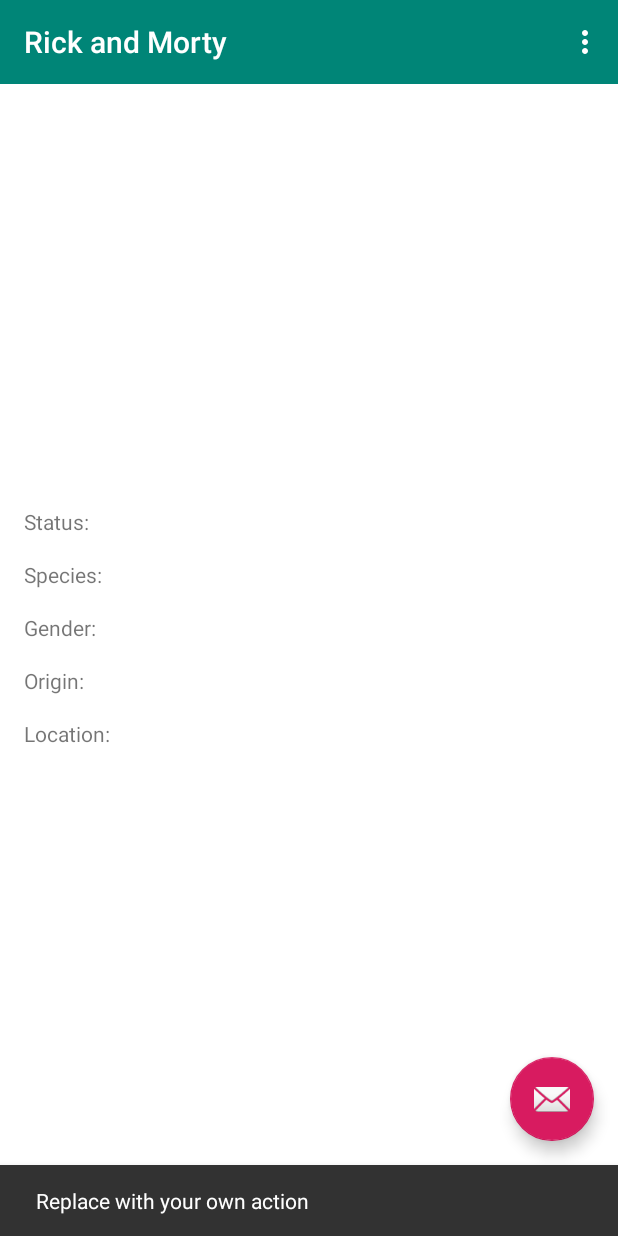
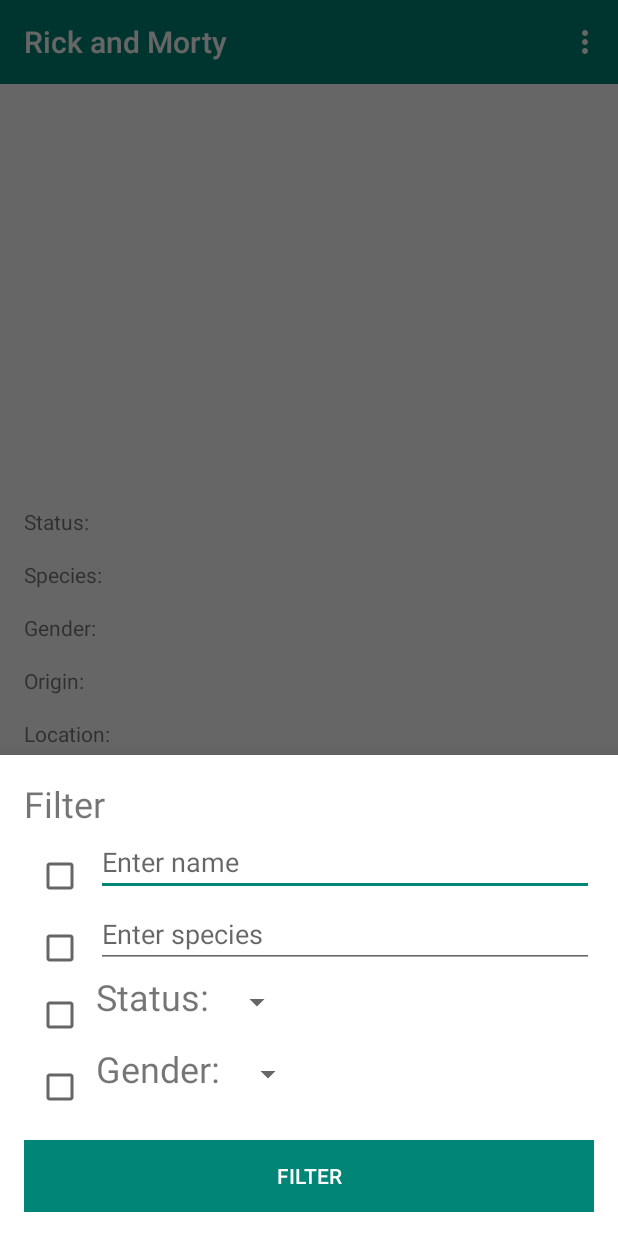
Before and after one commit to MalinovIgor/AndroidPetProjects, an Android app: the fragment CharacterInfoFragment placed in its activity, after a tap on an icon or button, on a phone screen of 412 x 824 dp. Run offline under Robolectric (Android 15) with nearby library versions, the phone set to English and light mode, and no system bars; our stand-ins replace paging; libraries missing offline, so code that uses them is left out: androidx.paging; pictures from the network do not load; 10 statements that could not run were skipped.

Commit message:
add bottomsheet for searching and filtering

```diff
--- /dev/null
+++ b/RickandMorty/app/src/main/java/com/example/rickandmorty/UI/Characters/CharactersFilterBottomSheet.java
@@ -0,0 +1,29 @@
+package com.example.rickandmorty.UI.Characters;
+
+import android.os.Bundle;
+import android.view.LayoutInflater;
+import android.view.View;
+import android.view.ViewGroup;
+
+import androidx.annotation.NonNull;
+import androidx.annotation.Nullable;
+
+import com.example.rickandmorty.R;
+import com.google.android.material.bottomsheet.BottomSheetDialogFragment;
+
+public class CharactersFilterBottomSheet extends BottomSheetDialogFragment {
+    public CharactersFilterBottomSheet() {
+
+    }
+
+    @Override
+    public void onCreate(@Nullable Bundle savedInstanceState) {
+        super.onCreate(savedInstanceState);
+    }
+
+    @Nullable
+    @Override
+    public View onCreateView(@NonNull LayoutInflater inflater, @Nullable ViewGroup container, @Nullable Bundle savedInstanceState) {
+        return inflater.inflate(R.layout.character_bottom_sheet, container, false);
+    }
+}
--- a/RickandMorty/app/src/main/java/com/example/rickandmorty/UI/Characters/CharactersListFragment.java
+++ b/RickandMorty/app/src/main/java/com/example/rickandmorty/UI/Characters/CharactersListFragment.java
@@ -5,8 +5,6 @@ import android.os.Bundle;
 import android.view.LayoutInflater;
 import android.view.View;
 import android.view.ViewGroup;
-import android.widget.FrameLayout;
-import android.widget.Toast;
 
 import androidx.fragment.app.Fragment;
 import androidx.lifecycle.ViewModelProviders;
@@ -16,7 +14,7 @@ import androidx.recyclerview.widget.RecyclerView;
 import com.bumptech.glide.Glide;
 import com.example.rickandmorty.R;
 import com.example.rickandmorty.ViewModel.ListCharactersViewModel;
-import com.example.rickandmorty.ViewModel.ListLocationsViewModel;
+import com.google.android.material.floatingactionbutton.FloatingActionButton;
 
 /**
  * A simple {@link Fragment} subclass.
@@ -48,6 +46,7 @@ public class CharactersListFragment extends Fragment {
         ListCharactersViewModel itemViewModel = ViewModelProviders.of(this).get(ListCharactersViewModel.class);
         final CharactersAdapter adapter = new CharactersAdapter(Glide.with(v.getContext()),
                 character -> {
+                    ((FloatingActionButton)getActivity().findViewById(R.id.fab)).hide();
                     CharacterInfoFragment fragment =
                             CharacterInfoFragment.getInstance(character);
                     getActivity().getSupportFragmentManager().beginTransaction()
--- a/RickandMorty/app/src/main/java/com/example/rickandmorty/UI/MainActivity.java
+++ b/RickandMorty/app/src/main/java/com/example/rickandmorty/UI/MainActivity.java
@@ -3,8 +3,11 @@ package com.example.rickandmorty.UI;
 import android.os.Bundle;
 
 import com.example.rickandmorty.R;
+import com.example.rickandmorty.UI.Characters.CharactersFilterBottomSheet;
 import com.example.rickandmorty.UI.Characters.CharactersListFragment;
+import com.example.rickandmorty.UI.Episodes.EpisodesFilterBottomSheet;
 import com.example.rickandmorty.UI.Episodes.EpisodesListFragment;
+import com.example.rickandmorty.UI.Locations.LocationsFilterBottomSheet;
 import com.example.rickandmorty.UI.Locations.LocationsListFragment;
 import com.google.android.material.floatingactionbutton.FloatingActionButton;
 import com.google.android.material.snackbar.Snackbar;
@@ -22,6 +25,9 @@ import android.view.MenuItem;
 
 public class MainActivity extends AppCompatActivity {
 
+    private TabLayout mTabLayout;
+    private FloatingActionButton fab;
+
     @Override
     protected void onCreate(Bundle savedInstanceState) {
         super.onCreate(savedInstanceState);
@@ -29,17 +35,32 @@ public class MainActivity extends AppCompatActivity {
         Toolbar toolbar = findViewById(R.id.toolbar);
         setSupportActionBar(toolbar);
 
-        FloatingActionButton fab = findViewById(R.id.fab);
+
+//        FragmentManager fm = getSupportFragmentManager();
+//        fm.beginTransaction().add(R.id.fragment, CharactersListFragment.getInstance()).commit();
+
+        setupTabLayout();
+        fab = findViewById(R.id.fab);
         fab.setOnClickListener(new View.OnClickListener() {
             @Override
             public void onClick(View view) {
-                Snackbar.make(view, "Replace with your own action", Snackbar.LENGTH_LONG)
-                        .setAction("Action", null).show();
+                switch (mTabLayout.getSelectedTabPosition()) {
+                    case 0:
+                        CharactersFilterBottomSheet bottomSheetFragment = new CharactersFilterBottomSheet();
+                        bottomSheetFragment.show(getSupportFragmentManager(), bottomSheetFragment.getTag());
+                        break;
+                    case 1:
+                        LocationsFilterBottomSheet bottomSheetFragment1 = new LocationsFilterBottomSheet();
+                        bottomSheetFragment1.show(getSupportFragmentManager(), bottomSheetFragment1.getTag());
+                        break;
+                    case 2:
+                        EpisodesFilterBottomSheet bottomSheetFragment2 = new EpisodesFilterBottomSheet();
+                        bottomSheetFragment2.show(getSupportFragmentManager(), bottomSheetFragment2.getTag());
+                        break;
+                }
             }
         });
-//        FragmentManager fm = getSupportFragmentManager();
-//        fm.beginTransaction().add(R.id.fragment, CharactersListFragment.getInstance()).commit();
-        setupTabLayout();
+
     }
 
     @Override
@@ -64,18 +85,18 @@ public class MainActivity extends AppCompatActivity {
         return super.onOptionsItemSelected(item);
     }
 
-    private void setupTabLayout(){
-        TabLayout tabLayout = findViewById(R.id.tab_layout);
-        tabLayout.addTab(tabLayout.newTab().setText(R.string.tab_label1));
-        tabLayout.addTab(tabLayout.newTab().setText(R.string.tab_label2));
-        tabLayout.addTab(tabLayout.newTab().setText(R.string.tab_label3));
-        tabLayout.setTabGravity(TabLayout.GRAVITY_FILL);
+    private void setupTabLayout() {
+        mTabLayout = findViewById(R.id.tab_layout);
+        mTabLayout.addTab(mTabLayout.newTab().setText(R.string.tab_label1));
+        mTabLayout.addTab(mTabLayout.newTab().setText(R.string.tab_label2));
+        mTabLayout.addTab(mTabLayout.newTab().setText(R.string.tab_label3));
+        mTabLayout.setTabGravity(TabLayout.GRAVITY_FILL);
         final ViewPager viewPager = findViewById(R.id.pager);
-        final PageAdapter adapter = new PageAdapter(getSupportFragmentManager(), tabLayout.getTabCount());
+        final PageAdapter adapter = new PageAdapter(getSupportFragmentManager(), mTabLayout.getTabCount());
         viewPager.setAdapter(adapter);
         viewPager.addOnPageChangeListener(new
-                TabLayout.TabLayoutOnPageChangeListener(tabLayout));
-        tabLayout.addOnTabSelectedListener(new TabLayout.OnTabSelectedListener() {
+                TabLayout.TabLayoutOnPageChangeListener(mTabLayout));
+        mTabLayout.addOnTabSelectedListener(new TabLayout.OnTabSelectedListener() {
             @Override
             public void onTabSelected(TabLayout.Tab tab) {
                 viewPager.setCurrentItem(tab.getPosition());
--- /dev/null
+++ b/RickandMorty/app/src/main/res/layout/character_bottom_sheet.xml
@@ -0,0 +1,118 @@
+<?xml version="1.0" encoding="utf-8"?>
+<LinearLayout xmlns:android="http://schemas.android.com/apk/res/android"
+    xmlns:app="http://schemas.android.com/apk/res-auto"
+    android:id="@+id/character_bottom_sheet"
+    android:layout_width="match_parent"
+    android:layout_height="wrap_content"
+    android:background="#ffffff"
+    android:orientation="vertical"
+    android:padding="16dp"
+    app:layout_behavior="com.google.android.material.bottomsheet.BottomSheetBehavior">
+
+    <TextView
+        android:id="@+id/filter"
+        android:layout_width="wrap_content"
+        android:layout_height="wrap_content"
+        android:text="Filter"
+        android:textSize="24sp" />
+
+
+    <LinearLayout
+        android:layout_width="match_parent"
+        android:layout_height="wrap_content"
+        android:orientation="horizontal">
+
+        <CheckBox
+            android:id="@+id/ch_name"
+            android:layout_width="wrap_content"
+            android:layout_height="wrap_content"
+            android:layout_margin="8dp" />
+
+        <EditText
+            android:id="@+id/name"
+            android:layout_width="0dp"
+            android:layout_height="wrap_content"
+            android:hint="Enter name"
+            android:layout_weight="1"/>
+    </LinearLayout>
+
+    <LinearLayout
+        android:layout_width="match_parent"
+        android:layout_height="wrap_content"
+        android:orientation="horizontal">
+
+        <CheckBox
+            android:id="@+id/ch_species"
+            android:layout_width="wrap_content"
+            android:layout_height="wrap_content"
+            android:layout_margin="8dp" />
+
+        <EditText
+            android:id="@+id/species"
+            android:layout_width="match_parent"
+            android:layout_height="wrap_content"
+            android:hint="Enter species" />
+    </LinearLayout>
+
+
+    <LinearLayout
+        android:layout_width="match_parent"
+        android:layout_height="wrap_content"
+        android:orientation="horizontal">
+
+        <CheckBox
+            android:id="@+id/ch_status"
+            android:layout_width="wrap_content"
+            android:layout_height="wrap_content"
+            android:layout_margin="8dp" />
+
+        <TextView
+            android:id="@+id/status"
+            android:layout_width="wrap_content"
+            android:layout_height="wrap_content"
+            android:text="@string/status"
+            android:textSize="24sp" />
+
+        <Spinner
+            android:id="@+id/sp_status"
+            android:layout_width="wrap_content"
+            android:layout_height="wrap_content"
+            android:layout_margin="8dp"/>
+    </LinearLayout>
+
+    <LinearLayout
+        android:layout_width="match_parent"
+        android:layout_height="wrap_content"
+        android:orientation="horizontal">
+
+        <CheckBox
+            android:id="@+id/ch_gender"
+            android:layout_width="wrap_content"
+            android:layout_height="wrap_content"
+            android:layout_margin="8dp" />
+
+        <TextView
+            android:id="@+id/gender"
+            android:layout_width="wrap_content"
+            android:layout_height="wrap_content"
+            android:text="@string/gender"
+            android:textSize="24sp" />
+
+        <Spinner
+            android:id="@+id/sp_gender"
+            android:layout_width="wrap_content"
+            android:layout_height="wrap_content"
+            android:layout_margin="8dp" />
+    </LinearLayout>
+
+    <Button
+        android:layout_width="match_parent"
+        android:layout_height="wrap_content"
+        android:layout_below="@id/gender"
+        android:layout_marginTop="16dp"
+        android:background="@color/colorPrimary"
+        android:text="Filter"
+        android:textColor="#fff" />
+
+
+</LinearLayout>
```
Also changed, not shown: RickandMorty/app/src/main/java/com/example/rickandmorty/UI/Characters/CharacterInfoFragment.java (+7 -0 lines), RickandMorty/app/src/main/java/com/example/rickandmorty/UI/Episodes/EpisodesFilterBottomSheet.java (added, +29 -0 lines), RickandMorty/app/src/main/java/com/example/rickandmorty/UI/Locations/LocationsFilterBottomSheet.java (added, +29 -0 lines), RickandMorty/app/src/main/res/layout/character_fragment_list_content.xml (added, +14 -0 lines), RickandMorty/app/src/main/res/layout/episode_bottom_sheet.xml (added, +67 -0 lines), RickandMorty/app/src/main/res/layout/fragment_characters_list.xml (+7 -6 lines), RickandMorty/app/src/main/res/layout/location_bottom_sheet.xml (added, +85 -0 lines), RickandMorty/app/src/main/res/values/strings.xml (+11 -0 lines).
